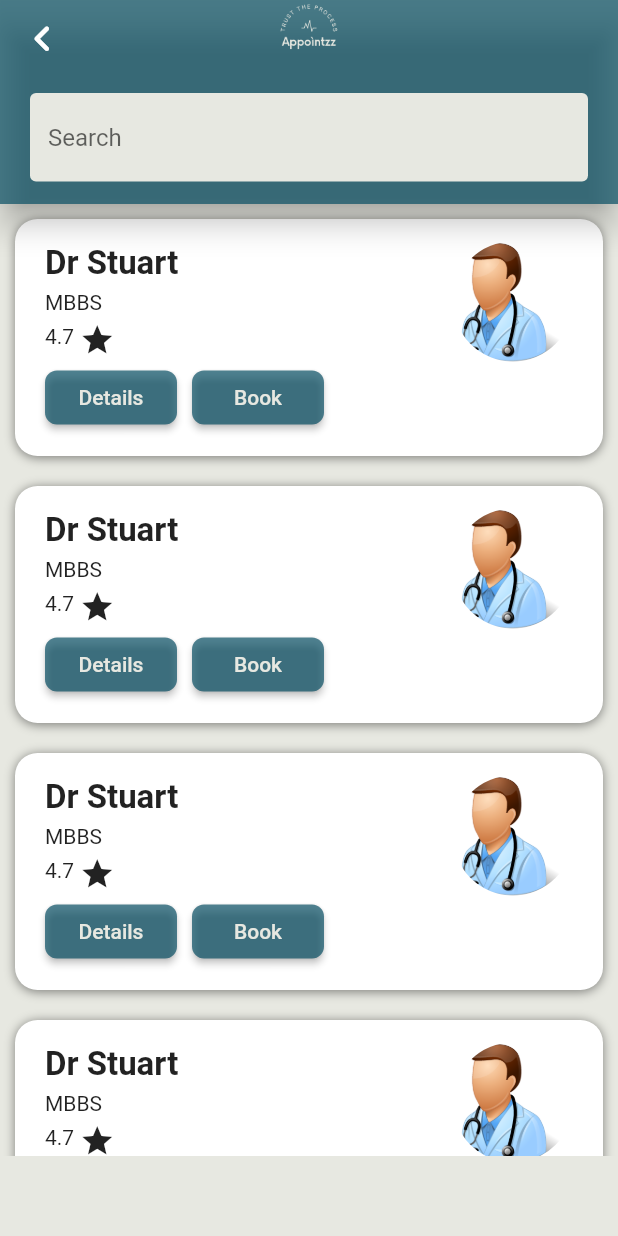
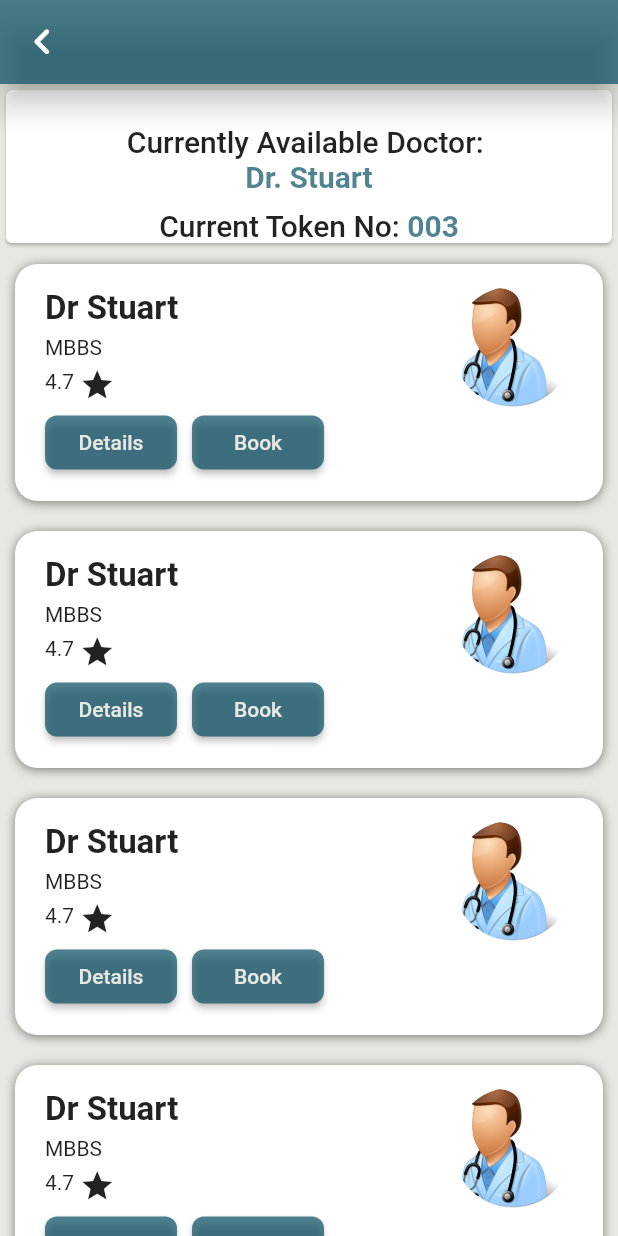
Before and after one commit to MusabBoltX/appointzz_adminpanel, a Flutter app: the DoctorsList screen opened directly with empty values, on a phone screen of 412 x 824 dp. Run offline on Flutter 3.47's test engine with Material 2 defaults, Android fonts, the phone set to English and light mode, and no system bars; our stand-ins replace flutter_native_image, fluttertoast, image_picker, share, toggle_switch; missing offline and left inert: a package.

Commit message:
user flow added improved

```diff
--- a/lib/Views/Home/DotorsList/DoctorList.dart
+++ b/lib/Views/Home/DotorsList/DoctorList.dart
@@ -1,3 +1,104 @@
+// import 'package:flutter/material.dart';
+// import 'HelperCard/DoctorCard.dart';
+//
+// class DoctorsList extends StatefulWidget {
+//   final String category;
+//
+//   const DoctorsList({
+//     Key? key,
+//     required this.category,
+//   }) : super(key: key);
+//
+//   @override
+//   _DoctorsListState createState() => _DoctorsListState();
+// }
+//
+// class _DoctorsListState extends State<DoctorsList> {
+//   @override
+//   Widget build(BuildContext context) {
+//     return Scaffold(
+//       backgroundColor: Color.fromRGBO(231, 232, 225, 1),
+//       appBar: AppBar(
+//         centerTitle: true,
+//         elevation: 8,
+//         leading: IconButton(
+//             icon: Icon(
+//               Icons.navigate_before_rounded,
+//               size: 35,
+//             ),
+//             onPressed: () {
+//               Navigator.of(context).pop();
+//             }),
+//         backgroundColor: Color.fromRGBO(7, 78, 99, 0.7),
+//         title: Image.asset(
+//           'assests/logo.png',
+//           color: Color.fromRGBO(231, 232, 225, 1),
+//           // color: Colors.black,
+//           scale: 4.3,
+//         ),
+//
+//         // -- Search Bar -- //
+//         bottom: PreferredSize(
+//           preferredSize: Size(80, 80),
+//           child: Row(
+//             mainAxisAlignment: MainAxisAlignment.center,
+//             children: [
+//               Center(
+//                 child: Container(
+//                   margin: EdgeInsets.only(bottom: 10, top: 10),
+//                   width: MediaQuery.of(context).size.width * 1,
+//                   padding:
+//                       EdgeInsets.only(left: 20, right: 20, top: 5, bottom: 5),
+//                   decoration: BoxDecoration(
+//                     borderRadius: BorderRadius.circular(15),
+//                   ),
+//                   child: TextFormField(
+//                     textAlign: TextAlign.left,
+//                     decoration: InputDecoration(
+//                       hintText: 'Search',
+//                       focusColor: Colors.transparent,
+//                       disabledBorder:
+//                           OutlineInputBorder(borderSide: BorderSide.none),
+//                       focusedBorder:
+//                           OutlineInputBorder(borderSide: BorderSide.none),
+//                       fillColor: Color.fromRGBO(231, 232, 225, 1),
+//                       filled: true,
+//                       border: OutlineInputBorder(borderSide: BorderSide.none),
+//                     ),
+//                   ),
+//                 ),
+//               )
+//             ],
+//           ),
+//         ),
+//       ),
+//       body: SingleChildScrollView(
+//         child: Column(
+//           children: [
+//             Container(
+//                 height: MediaQuery.of(context).size.height * 0.77,
+//                 // padding: EdgeInsets.only(left: 20, right: 20),
+//                 child: ListView.builder(
+//                     itemCount: 5,
+//                     itemBuilder: (BuildContext context, int index) {
+//                       return DoctorCard(
+//                         title: 'Dr Stuart',
+//                         descriptions: 'MBBS',
+//                         img: 'asset/Images/doctor.png',
+//                       );
+//                     })),
+//             SizedBox(
+//               height: 20,
+//             )
+//           ],
+//         ),
+//       ),
+//     );
+//   }
+// }
+
+
+import 'package:admin_panel_appointzz/Services/ColorPicker.dart';
 import 'package:flutter/material.dart';
 import 'HelperCard/DoctorCard.dart';
 
@@ -17,81 +118,79 @@ class _DoctorsListState extends State<DoctorsList> {
   @override
   Widget build(BuildContext context) {
     return Scaffold(
-      backgroundColor: Color.fromRGBO(231, 232, 225, 1),
+      backgroundColor: const Color.fromRGBO(231, 232, 225, 1),
       appBar: AppBar(
         centerTitle: true,
         elevation: 8,
         leading: IconButton(
-            icon: Icon(
+            icon: const Icon(
               Icons.navigate_before_rounded,
               size: 35,
             ),
             onPressed: () {
               Navigator.of(context).pop();
             }),
-        backgroundColor: Color.fromRGBO(7, 78, 99, 0.7),
-        title: Image.asset(
-          'assests/logo.png',
-          color: Color.fromRGBO(231, 232, 225, 1),
-          // color: Colors.black,
-          scale: 4.3,
+        backgroundColor: const Color.fromRGBO(7, 78, 99, 0.7),
+        title: Text(
+          widget.category,
+          style: TextStyle(color: cleanWhite),
         ),
-
-        // -- Search Bar -- //
-        bottom: PreferredSize(
-          preferredSize: Size(80, 80),
-          child: Row(
+      ),
+      body: Column(
+        children: [
+          SizedBox(
+            width: MediaQuery.of(context).size.width * 1,
+            child: Card(
+              child: Column(
+                crossAxisAlignment: CrossAxisAlignment.center,
                 mainAxisAlignment: MainAxisAlignment.center,
                 children: [
-              Center(
-                child: Container(
-                  margin: EdgeInsets.only(bottom: 10, top: 10),
-                  width: MediaQuery.of(context).size.width * 1,
-                  padding:
-                      EdgeInsets.only(left: 20, right: 20, top: 5, bottom: 5),
-                  decoration: BoxDecoration(
-                    borderRadius: BorderRadius.circular(15),
+                  Text(
+                    '\nCurrently Available Doctor: ',
+                    style: Theme.of(context).textTheme.headline6,
                   ),
-                  child: TextFormField(
-                    textAlign: TextAlign.left,
-                    decoration: InputDecoration(
-                      hintText: 'Search',
-                      focusColor: Colors.transparent,
-                      disabledBorder:
-                          OutlineInputBorder(borderSide: BorderSide.none),
-                      focusedBorder:
-                          OutlineInputBorder(borderSide: BorderSide.none),
-                      fillColor: Color.fromRGBO(231, 232, 225, 1),
-                      filled: true,
-                      border: OutlineInputBorder(borderSide: BorderSide.none),
+                  Text(
+                    "Dr. Stuart",
+                    style: TextStyle(
+                      color: cleanDarkBlueGrey,
+                      fontSize: 20,
+                      fontWeight: FontWeight.bold,
                     ),
                   ),
+                  const SizedBox(height: 10),
+                  Wrap(
+                    crossAxisAlignment: WrapCrossAlignment.center,
+                    children: [
+                      Text(
+                        'Current Token No: ',
+                        style: Theme.of(context).textTheme.headline6,
                       ),
-              )
+                      Text(
+                        "003",
+                        style: TextStyle(
+                          color: cleanDarkBlueGrey,
+                          fontSize: 20,
+                          fontWeight: FontWeight.bold,
+                        ),
+                      ),
+                    ],
+                  ),
                 ],
               ),
             ),
           ),
-      body: SingleChildScrollView(
-        child: Column(
-          children: [
-            Container(
-                height: MediaQuery.of(context).size.height * 0.77,
-                // padding: EdgeInsets.only(left: 20, right: 20),
+          Expanded(
             child: ListView.builder(
                 itemCount: 5,
                 itemBuilder: (BuildContext context, int index) {
-                      return DoctorCard(
+                  return const DoctorCard(
                     title: 'Dr Stuart',
                     descriptions: 'MBBS',
                     img: 'asset/Images/doctor.png',
                   );
-                    })),
-            SizedBox(
-              height: 20,
-            )
+                }),
+          ),
         ],
-        ),
       ),
     );
   }
```
Lines whose indentation alone changed are shown as unchanged.
